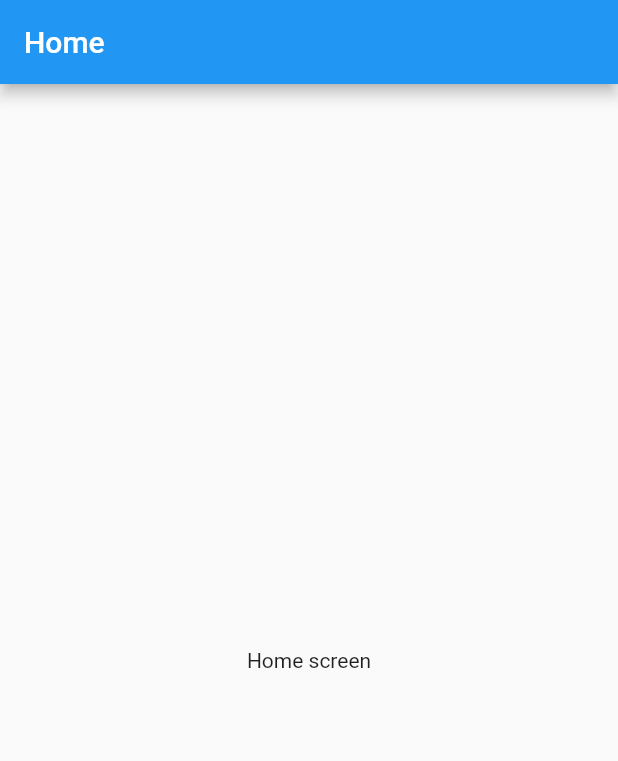
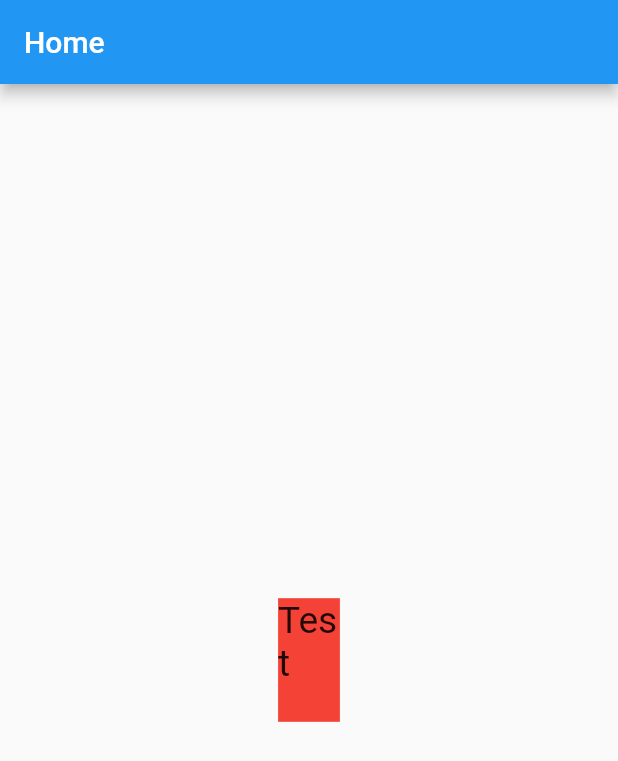
Before and after one commit to gbolahan146/project_asthManagement, a Flutter app: the screen it shows after launch, on a phone screen of 412 x 824 dp. Shown: the top 761 px of the screen. Run offline on Flutter 3.47's test engine with Material 2 defaults, Android fonts, the phone set to English and light mode, and no system bars; our stand-ins replace device_preview, responsive_builder.

Commit message:
app structure done

```diff
--- /dev/null
+++ b/lib/core/providers/providers.dart
@@ -0,0 +1,12 @@
+
+import 'package:provider/single_child_widget.dart';
+
+
+class AmProviders {
+  //The providers for dependency injection and state management are to added here
+  //as the app will use MultiProvider
+  static final providers = <SingleChildWidget>[
+    //format for registering providers:
+    //ChangeNotifierProvider(create: (_) => SplashScreen()),
+  ];
+}
--- /dev/null
+++ b/lib/core/routes/route_names.dart
@@ -0,0 +1,13 @@
+import 'package:asthma_management/views/home/homeView.dart';
+import 'package:flutter/material.dart';
+
+
+class RouteNames {
+  ///Route names used through out the app will be specified as static constants here in this format
+  static const String home = '/home';
+
+  static Map<String, Widget Function(BuildContext)> routes = {
+    ///Named routes to be added here in this format
+    RouteNames.home: (context) => Home()
+  };
+}
--- a/lib/core/services/responsiveness.dart
+++ b/lib/core/services/responsiveness.dart
@@ -7,7 +7,7 @@ class McGyver {
 
   McGyver mcGyver = McGyver();
 
-  static final TAG_CLASS_ID = "McGyver";
+  // static final TAG_CLASS_ID = "McGyver";
 
   static double _fixedWidth;    // Defined in pixels !!
   static double _fixedHeight;   // Defined in pixels !!
@@ -22,9 +22,9 @@ class McGyver {
     return ((val * mod).round().toDouble() / mod);
   }
 
-  static Orientation setScaleRatioBasedOnDeviceOrientation(BuildContext ctx) {
+  static Orientation setScaleRatioBasedOnDeviceOrientation(BuildContext context) {
     Orientation scaleAxis;
-    if(MediaQuery.of(ctx).orientation == Orientation.portrait) {
+    if(MediaQuery.of(context).orientation == Orientation.portrait) {
       _fixedWidth = 420;                  // Ration: 1 [width]
       _fixedHeight = 840;                 // Ration: 2 [height]
       scaleAxis = Orientation.portrait;   // Shortest axis == width !!
@@ -36,41 +36,41 @@ class McGyver {
     return scaleAxis;
   }
 
-  static int rsIntW(BuildContext ctx, double scaleValue) {
+  static int rsIntW(BuildContext context, double scaleValue) {
 
     // ---------------------------------------------------------------------------------------- //
     // INFO: Ratio-Scaled integer - Scaling based on device's width.                            //
     // ---------------------------------------------------------------------------------------- //
 
-    final double _origVal = McGyver.rsDoubleW(ctx, scaleValue);
+    final double _origVal = McGyver.rsDoubleW(context, scaleValue);
     return McGyver.roundToDecimals(_origVal, 0).toInt();
   }
 
-  static int rsIntH(BuildContext ctx, double scaleValue) {
+  static int rsIntH(BuildContext context, double scaleValue) {
 
     // ---------------------------------------------------------------------------------------- //
     // INFO: Ratio-Scaled integer - Scaling based on device's height.                           //
     // ---------------------------------------------------------------------------------------- //
 
-    final double _origVal = McGyver.rsDoubleH(ctx, scaleValue);
+    final double _origVal = McGyver.rsDoubleH(context, scaleValue);
     return McGyver.roundToDecimals(_origVal, 0).toInt();
   }
 
-  static double rsDoubleW(BuildContext ctx, double wPerc) {
+  static double rsDoubleW(BuildContext context, double wPerc) {
 
     // ------------------------------------------------------------------------------------------------------- //
     // INFO: Ratio-Scaled double - scaling based on device's screen width in relation to fixed width ration.   //
-    // INPUTS: - 'ctx'     [context] -> BuildContext                                                           //
+    // INPUTS: - 'context'     [context] -> BuildContext                                                           //
     //         - 'wPerc'   [double]  -> Value (as a percentage) to be ratio-scaled in terms of width.          //
     // OUTPUT: - 'rsWidth' [double]  -> Ratio-scaled value.                                                    //
     // ------------------------------------------------------------------------------------------------------- //
 
     final int decimalPlaces = 14;   //* NB: Don't change this value -> has big effect on output result accuracy !!
 
-    Size screenSize = MediaQuery.of(ctx).size;                  // Device Screen Properties (dimensions etc.).
+    Size screenSize = MediaQuery.of(context).size;                  // Device Screen Properties (dimensions etc.).
     double scrnWidth = screenSize.width.floorToDouble();        // Device Screen maximum Width (in pixels).
 
-    McGyver.setScaleRatioBasedOnDeviceOrientation(ctx);   //* Set Scale-Ratio based on device orientation.
+    McGyver.setScaleRatioBasedOnDeviceOrientation(context);   //* Set Scale-Ratio based on device orientation.
 
     double rsWidth = 0;   //* OUTPUT: 'rsWidth' == Ratio-Scaled Width (in pixels)
     if (scrnWidth == _fixedWidth) {
@@ -96,22 +96,22 @@ class McGyver {
     return rsWidth;
   }
 
-  static double rsDoubleH(BuildContext ctx, double hPerc) {
+  static double rsDoubleH(BuildContext context, double hPerc) {
 
     // ------------------------------------------------------------------------------------------------------- //
     // INFO: Ratio-Scaled double - scaling based on device's screen height in relation to fixed height ration. //
-    // INPUTS: - 'ctx'      [context] -> BuildContext                                                          //
+    // INPUTS: - 'context'      [context] -> BuildContext                                                          //
     //         - 'hPerc'    [double]  -> Value (as a percentage) to be ratio-scaled in terms of height.        //
     // OUTPUT: - 'rsHeight' [double]  -> Ratio-scaled value.                                                   //
     // ------------------------------------------------------------------------------------------------------- //
 
     final int decimalPlaces = 14;   //* NB: Don't change this value -> has big effect on output result accuracy !!
 
-    Size scrnSize = MediaQuery.of(ctx).size;                  // Device Screen Properties (dimensions etc.).
+    Size scrnSize = MediaQuery.of(context).size;                  // Device Screen Properties (dimensions etc.).
     double scrnHeight = scrnSize.height.floorToDouble();      // Device Screen maximum Height (in pixels).
-    double statsBarHeight = MediaQuery.of(ctx).padding.top;   // Status Bar Height (in pixels).
+    double statsBarHeight = MediaQuery.of(context).padding.top;   // Status Bar Height (in pixels).
 
-    McGyver.setScaleRatioBasedOnDeviceOrientation(ctx);   //* Set Scale-Ratio based on device orientation.
+    McGyver.setScaleRatioBasedOnDeviceOrientation(context);   //* Set Scale-Ratio based on device orientation.
 
     double rsHeight = 0;   //* OUTPUT: 'rsHeight' == Ratio-Scaled Height (in pixels)
     if (scrnHeight == _fixedHeight) {
@@ -144,7 +144,7 @@ class McGyver {
     return rsHeight;
   }
 
-  static Widget rsWidget(BuildContext ctx, Widget inWidget,
+  static Widget rsWidget(BuildContext context, Widget inWidget,
                     double percWidth, double percHeight, {String viewID}) {
 
     // ---------------------------------------------------------------------------------------------- //
@@ -152,14 +152,14 @@ class McGyver {
     // ---------------------------------------------------------------------------------------------- //
 
     return SizedBox(
-      width: McGyver.rsDoubleW(ctx, percWidth),
-      height: McGyver.rsDoubleH(ctx, percHeight),
+      width: McGyver.rsDoubleW(context, percWidth),
+      height: McGyver.rsDoubleH(context, percHeight),
       child: inWidget,
     );
   }
 
   //* SPECIAL 'rsWidget' that has both its height & width ratio-scaled based on 'width' alone !!
-  static Widget rsWidgetW(BuildContext ctx, Widget inWidget,
+  static Widget rsWidgetW(BuildContext context, Widget inWidget,
                     double percWidth, double percHeight, {String viewID}) {
 
     // ---------------------------------------------------------------------------------------------- //
@@ -167,8 +167,8 @@ class McGyver {
     // ---------------------------------------------------------------------------------------------- //
 
     return SizedBox(
-      width: McGyver.rsDoubleW(ctx, percWidth),
-      height: McGyver.rsDoubleW(ctx, percHeight),
+      width: McGyver.rsDoubleW(context, percWidth),
+      height: McGyver.rsDoubleW(context, percHeight),
       child: inWidget,
     );
   }
--- a/lib/main.dart
+++ b/lib/main.dart
@@ -1,21 +1,40 @@
-import 'package:asthma_management/views/home.dart';
+import 'package:asthma_management/core/providers/providers.dart';
+import 'package:asthma_management/core/routes/route_generator.dart';
+import 'package:asthma_management/core/routes/route_names.dart';
+import 'package:asthma_management/views/home/homeView.dart';
+import 'package:device_preview/device_preview.dart';
+import 'package:flutter/foundation.dart';
 import 'package:flutter/material.dart';
+import 'package:provider/provider.dart';
 
 void main() {
-  runApp(MyApp());
+  // runApp(MyApp());
+
+  runApp(DevicePreview(
+    enabled: !kReleaseMode,
+    builder: (BuildContext context) => MyApp(),
+  ));
 }
 
 class MyApp extends StatelessWidget {
-
   @override
   Widget build(BuildContext context) {
-    return MaterialApp(
-      title: 'Asthma Management',
-      theme: ThemeData(
-        primarySwatch: Colors.blue,
-        visualDensity: VisualDensity.adaptivePlatformDensity,
+    return MultiProvider(
+      providers: AmProviders.providers,
+      child: MaterialApp(
+        locale: DevicePreview.of(context).locale,
+        builder: DevicePreview.appBuilder,
+        debugShowCheckedModeBanner: false,
+        title: 'Asthma Management',
+        theme: ThemeData(
+          primarySwatch: Colors.blue,
+          visualDensity: VisualDensity.adaptivePlatformDensity,
+        ),
+        onGenerateRoute: RouteGenerator.generateRoute,
+        routes: RouteNames.routes,
+        // home to be replaced with initial route
+        home: Home(),
       ),
-      home: Home()
     );
   }
 }
--- a/lib/views/home.dart
+++ /dev/null
@@ -1,16 +0,0 @@
-import 'package:flutter/material.dart';
-
-class Home extends StatelessWidget {
-  @override
-  Widget build(BuildContext context) {
-    return Scaffold(
-      appBar: AppBar(
-        title: Text('Home'),
-
-      ),
-      body: Center(
-        child: Text('Home screen'),
-      ),
-    );
-  }
-}
--- /dev/null
+++ b/lib/views/home/homeMobile.dart
@@ -0,0 +1,25 @@
+part of home;
+
+class HomeViewMobile extends StatelessWidget {
+  @override
+  Widget build(BuildContext context) {
+    return Scaffold(
+      appBar: AppBar(
+        title: Text('Home'),
+      ),
+      body: Center(
+        child: Container(
+          width: McGyver.rsDoubleW(context, 10),
+          height: McGyver.rsDoubleH(context, 10),
+          color: Colors.red,
+          child: Text(
+            'Test',
+            style: TextStyle(
+              fontSize: McGyver.textSize(context, 3),
+            ),
+          ),
+        ),
+      ),
+    );
+  }
+}
--- /dev/null
+++ b/lib/views/home/homeView.dart
@@ -0,0 +1,23 @@
+library home;
+
+import 'package:asthma_management/core/services/responsiveness.dart';
+import 'package:flutter/material.dart';
+import 'package:responsive_builder/responsive_builder.dart';
+
+
+part 'homeDesktop.dart';
+part 'homeMobile.dart';
+part 'homeTablet.dart';
+
+
+
+class Home extends StatelessWidget {
+  @override
+  Widget build(BuildContext context) {
+    return ScreenTypeLayout(
+      mobile: HomeViewMobile(),
+      tablet: HomeViewTablet(),
+      desktop: HomeViewDesktop(),
+    );
+  }
+}
```
Also changed, not shown: lib/core/routes/route_generator.dart (added, +41 -0 lines), lib/views/home/homeDesktop.dart (added, +25 -0 lines), lib/views/home/homeTablet.dart (added, +25 -0 lines), pubspec.yaml (+7 -28 lines), pubspec.lock.
